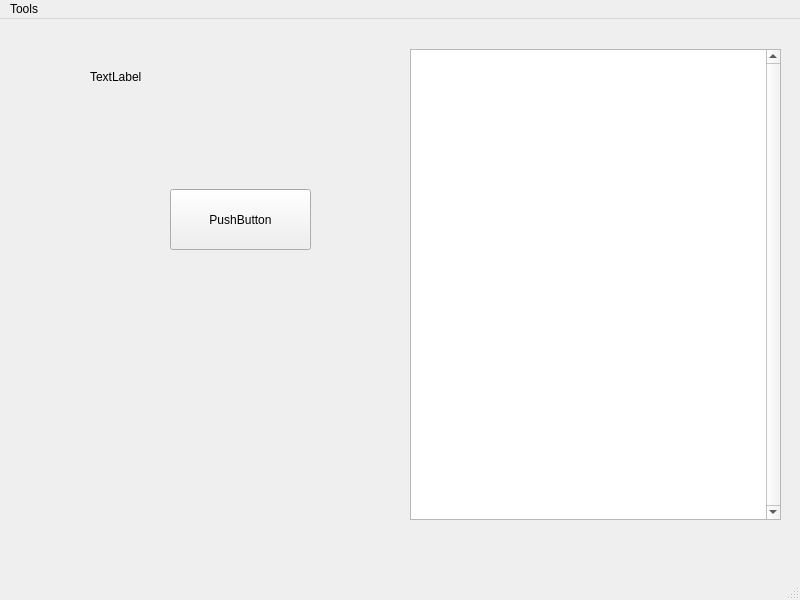
The window that lab3window.ui (jasond299/csc3220_Lab3) describes before a commit, drawn with Qt 5.
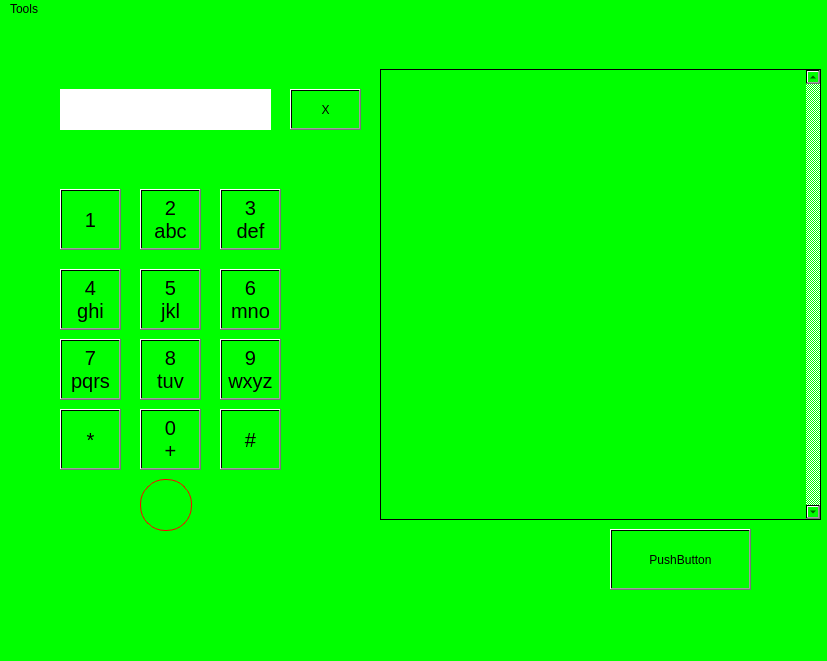
The same window after the commit.

Diff of the .ui file:
```diff
--- a/lab3window.ui
+++ b/lab3window.ui
@@ -6,21 +6,25 @@
    <rect>
     <x>0</x>
     <y>0</y>
-    <width>800</width>
-    <height>600</height>
+    <width>827</width>
+    <height>661</height>
    </rect>
   </property>
   <property name="windowTitle">
    <string>Lab3Window</string>
   </property>
+  <property name="styleSheet">
+   <string notr="true">
+background-color: qlineargradient(spread:pad, x1:1, y1:1, x2:1, y2:1, stop:1 rgba(0, 255, 0, 255));</string>
+  </property>
   <widget class="QWidget" name="centralwidget">
    <widget class="QTableView" name="tableView">
     <property name="geometry">
      <rect>
-      <x>410</x>
-      <y>30</y>
-      <width>371</width>
-      <height>471</height>
+      <x>380</x>
+      <y>50</y>
+      <width>441</width>
+      <height>451</height>
      </rect>
     </property>
     <property name="verticalScrollBarPolicy">
@@ -36,21 +40,25 @@
    <widget class="QLabel" name="label">
     <property name="geometry">
      <rect>
-      <x>90</x>
-      <y>50</y>
-      <width>56</width>
-      <height>16</height>
+      <x>60</x>
+      <y>70</y>
+      <width>211</width>
+      <height>41</height>
      </rect>
     </property>
+    <property name="styleSheet">
+     <string notr="true">
+background-color: qlineargradient(spread:pad, x1:0, y1:0, x2:1, y2:1, stop:0 rgba(255, 255, 255, 255), stop:1 rgba(255, 255, 255, 255));</string>
+    </property>
     <property name="text">
-     <string>TextLabel</string>
+     <string/>
     </property>
    </widget>
    <widget class="QPushButton" name="pushButton">
     <property name="geometry">
      <rect>
-      <x>170</x>
-      <y>170</y>
+      <x>610</x>
+      <y>510</y>
       <width>141</width>
       <height>61</height>
      </rect>
@@ -59,13 +67,274 @@
      <string>PushButton</string>
     </property>
    </widget>
+   <widget class="QPushButton" name="pushButton_2">
+    <property name="geometry">
+     <rect>
+      <x>290</x>
+      <y>70</y>
+      <width>71</width>
+      <height>41</height>
+     </rect>
+    </property>
+    <property name="text">
+     <string>X</string>
+    </property>
+   </widget>
+   <widget class="QPushButton" name="pushButton_3">
+    <property name="geometry">
+     <rect>
+      <x>60</x>
+      <y>170</y>
+      <width>61</width>
+      <height>61</height>
+     </rect>
+    </property>
+    <property name="font">
+     <font>
+      <pointsize>15</pointsize>
+     </font>
+    </property>
+    <property name="text">
+     <string>1</string>
+    </property>
+   </widget>
+   <widget class="QPushButton" name="pushButton_4">
+    <property name="geometry">
+     <rect>
+      <x>140</x>
+      <y>170</y>
+      <width>61</width>
+      <height>61</height>
+     </rect>
+    </property>
+    <property name="font">
+     <font>
+      <pointsize>15</pointsize>
+     </font>
+    </property>
+    <property name="text">
+     <string>2
+abc</string>
+    </property>
+   </widget>
+   <widget class="QPushButton" name="pushButton_5">
+    <property name="geometry">
+     <rect>
+      <x>220</x>
+      <y>170</y>
+      <width>61</width>
+      <height>61</height>
+     </rect>
+    </property>
+    <property name="font">
+     <font>
+      <pointsize>15</pointsize>
+     </font>
+    </property>
+    <property name="text">
+     <string>3
+def</string>
+    </property>
+   </widget>
+   <widget class="QPushButton" name="pushButton_6">
+    <property name="geometry">
+     <rect>
+      <x>60</x>
+      <y>250</y>
+      <width>61</width>
+      <height>61</height>
+     </rect>
+    </property>
+    <property name="font">
+     <font>
+      <pointsize>15</pointsize>
+     </font>
+    </property>
+    <property name="text">
+     <string>4
+ghi</string>
+    </property>
+   </widget>
+   <widget class="QPushButton" name="pushButton_7">
+    <property name="geometry">
+     <rect>
+      <x>140</x>
+      <y>250</y>
+      <width>61</width>
+      <height>61</height>
+     </rect>
+    </property>
+    <property name="font">
+     <font>
+      <pointsize>15</pointsize>
+     </font>
+    </property>
+    <property name="text">
+     <string>5
+jkl</string>
+    </property>
+   </widget>
+   <widget class="QPushButton" name="pushButton_8">
+    <property name="geometry">
+     <rect>
+      <x>220</x>
+      <y>250</y>
+      <width>61</width>
+      <height>61</height>
+     </rect>
+    </property>
+    <property name="font">
+     <font>
+      <pointsize>15</pointsize>
+     </font>
+    </property>
+    <property name="text">
+     <string>6
+mno</string>
+    </property>
+   </widget>
+   <widget class="QPushButton" name="pushButton_9">
+    <property name="geometry">
+     <rect>
+      <x>60</x>
+      <y>320</y>
+      <width>61</width>
+      <height>61</height>
+     </rect>
+    </property>
+    <property name="font">
+     <font>
+      <pointsize>15</pointsize>
+     </font>
+    </property>
+    <property name="text">
+     <string>7
+pqrs</string>
+    </property>
+   </widget>
+   <widget class="QPushButton" name="pushButton_10">
+    <property name="geometry">
+     <rect>
+      <x>140</x>
+      <y>320</y>
+      <width>61</width>
+      <height>61</height>
+     </rect>
+    </property>
+    <property name="font">
+     <font>
+      <pointsize>15</pointsize>
+     </font>
+    </property>
+    <property name="text">
+     <string>8
+tuv</string>
+    </property>
+   </widget>
+   <widget class="QPushButton" name="pushButton_11">
+    <property name="geometry">
+     <rect>
+      <x>220</x>
+      <y>320</y>
+      <width>61</width>
+      <height>61</height>
+     </rect>
+    </property>
+    <property name="font">
+     <font>
+      <pointsize>15</pointsize>
+     </font>
+    </property>
+    <property name="text">
+     <string>9
+wxyz</string>
+    </property>
+   </widget>
+   <widget class="QPushButton" name="pushButton_12">
+    <property name="geometry">
+     <rect>
+      <x>140</x>
+      <y>390</y>
+      <width>61</width>
+      <height>61</height>
+     </rect>
+    </property>
+    <property name="font">
+     <font>
+      <pointsize>15</pointsize>
+     </font>
+    </property>
+    <property name="text">
+     <string>0
++</string>
+    </property>
+   </widget>
+   <widget class="QPushButton" name="pushButton_13">
+    <property name="geometry">
+     <rect>
+      <x>60</x>
+      <y>390</y>
+      <width>61</width>
+      <height>61</height>
+     </rect>
+    </property>
+    <property name="font">
+     <font>
+      <pointsize>15</pointsize>
+     </font>
+    </property>
+    <property name="text">
+     <string>*</string>
+    </property>
+   </widget>
+   <widget class="QPushButton" name="pushButton_14">
+    <property name="geometry">
+     <rect>
+      <x>220</x>
+      <y>390</y>
+      <width>61</width>
+      <height>61</height>
+     </rect>
+    </property>
+    <property name="font">
+     <font>
+      <pointsize>15</pointsize>
+     </font>
+    </property>
+    <property name="text">
+     <string>#</string>
+    </property>
+   </widget>
+   <widget class="QPushButton" name="pushButton_15">
+    <property name="geometry">
+     <rect>
+      <x>140</x>
+      <y>460</y>
+      <width>52</width>
+      <height>52</height>
+     </rect>
+    </property>
+    <property name="styleSheet">
+     <string notr="true"> border-style: solid;
+ border-width:1px;
+ border-radius:25px;
+ border-color: red;
+ max-width:50px;
+ max-height:50px;
+ min-width:50px;
+ min-height:50px;</string>
+    </property>
+    <property name="text">
+     <string/>
+    </property>
+   </widget>
   </widget>
   <widget class="QMenuBar" name="menubar">
    <property name="geometry">
     <rect>
      <x>0</x>
      <y>0</y>
-     <width>800</width>
+     <width>827</width>
      <height>26</height>
     </rect>
    </property>
```
